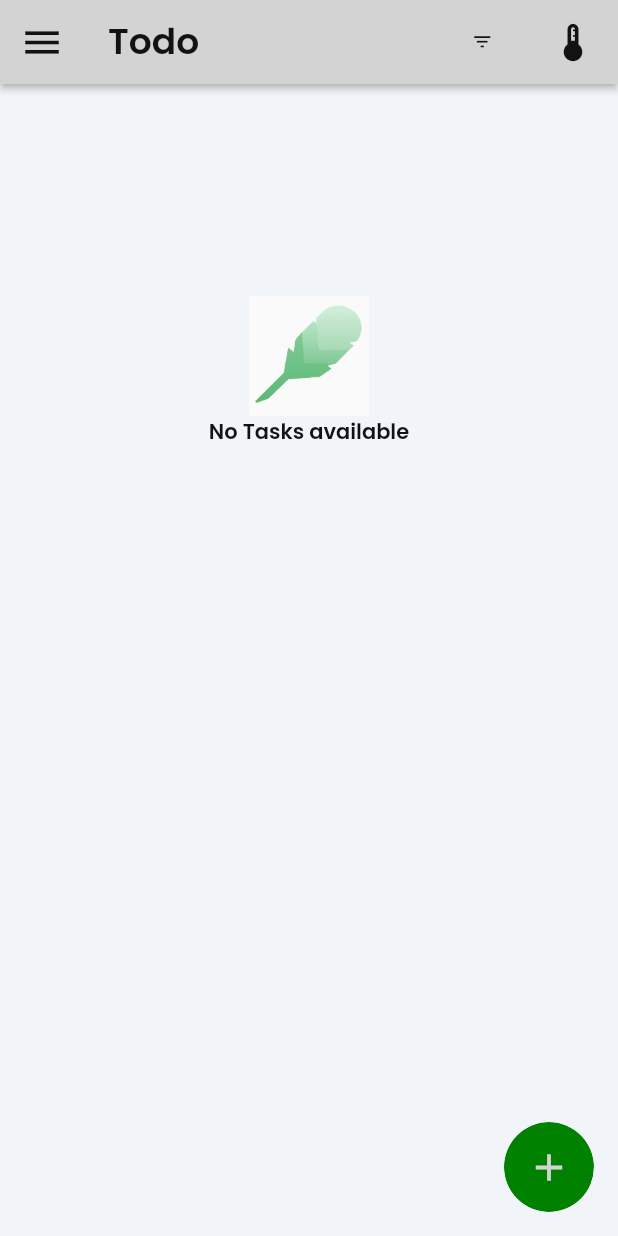
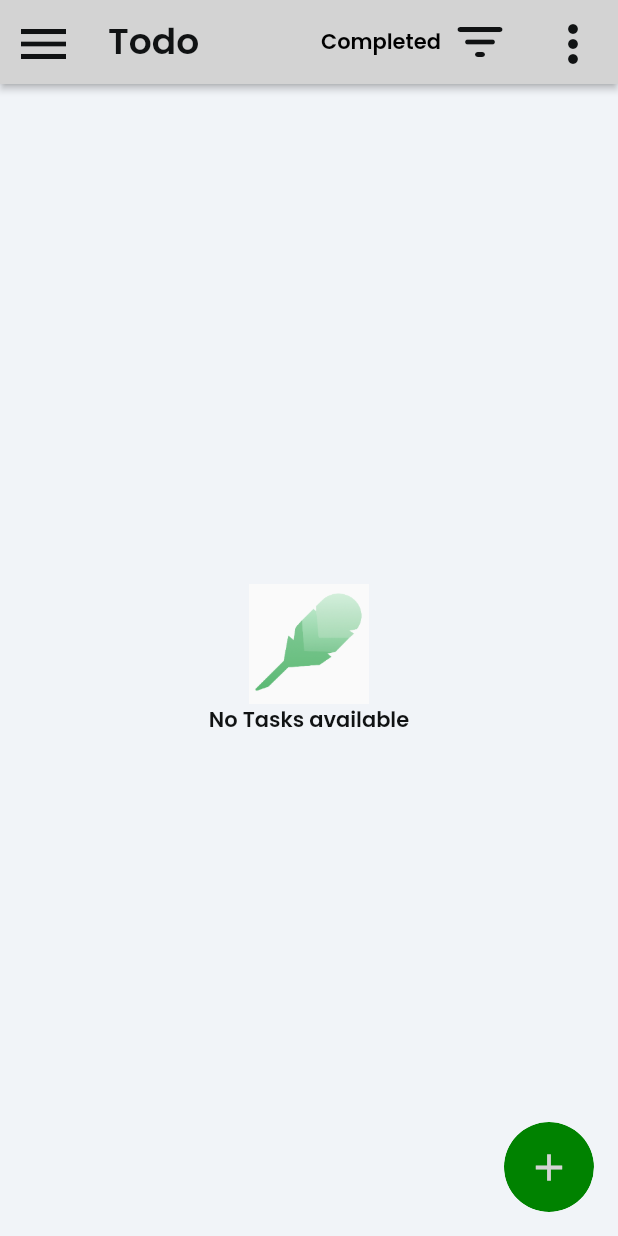
Before and after one commit to Anmoriso/TODOApp, a Flutter app: the screen it shows after launch, on a phone screen of 412 x 824 dp. Run offline on Flutter 3.47's test engine with Material 2 defaults, Android fonts, the phone set to English and light mode, and no system bars; our stand-ins replace auto_size_text, built_collection, built_value, cloud_firestore, firebase_core, font_awesome_flutter and 6 more; missing offline and left inert: json_path; accounts and stored records are empty.

```diff
--- a/lib/app_state.dart
+++ /dev/null
@@ -1,32 +0,0 @@
-import 'package:shared_preferences/shared_preferences.dart';
-import 'flutter_flow/lat_lng.dart';
-
-class FFAppState {
-  static final FFAppState _instance = FFAppState._internal();
-
-  factory FFAppState() {
-    return _instance;
-  }
-
-  FFAppState._internal() {
-    initializePersistedState();
-  }
-
-  Future initializePersistedState() async {
-    prefs = await SharedPreferences.getInstance();
-  }
-
-  late SharedPreferences prefs;
-
-  List<bool> checkedFilter = [true, false];
-}
-
-LatLng? _latLngFromString(String? val) {
-  if (val == null) {
-    return null;
-  }
-  final split = val.split(',');
-  final lat = double.parse(split.first);
-  final lng = double.parse(split.last);
-  return LatLng(lat, lng);
-}
--- a/lib/flutter_flow/flutter_flow_util.dart
+++ b/lib/flutter_flow/flutter_flow_util.dart
@@ -15,7 +15,6 @@ import 'lat_lng.dart';
 
 export 'lat_lng.dart';
 export 'place.dart';
-export '../app_state.dart';
 export 'dart:math' show min, max;
 export 'dart:convert' show jsonEncode, jsonDecode;
 export 'package:intl/intl.dart';
--- a/lib/home_page/home_page_widget.dart
+++ b/lib/home_page/home_page_widget.dart
@@ -103,6 +103,25 @@ class _HomePageWidgetState extends State<HomePageWidget> {
               ],
             ),
           ),
+          endDrawer: Drawer(
+            elevation: 16,
+            child: Column(
+              mainAxisSize: MainAxisSize.max,
+              children: [
+                Align(
+                  alignment: AlignmentDirectional(-0.85, 0.05),
+                  child: Padding(
+                    padding: EdgeInsetsDirectional.fromSTEB(8, 8, 8, 8),
+                    child: Text(
+                      'Clear Completed',
+                      textAlign: TextAlign.start,
+                      style: FlutterFlowTheme.of(context).bodyText1,
+                    ),
+                  ),
+                ),
+              ],
+            ),
+          ),
           appBar: AppBar(
             backgroundColor: Color(0xFFD3D3D3),
             automaticallyImplyLeading: false,
@@ -114,7 +133,7 @@ class _HomePageWidgetState extends State<HomePageWidget> {
               icon: Icon(
                 Icons.menu,
                 color: FlutterFlowTheme.of(context).primaryText,
-                size: 30,
+                size: 40,
               ),
               onPressed: () async {
                 scaffoldKey.currentState!.openDrawer();
@@ -128,39 +147,27 @@ class _HomePageWidgetState extends State<HomePageWidget> {
               Align(
                 alignment: AlignmentDirectional(0, 0),
                 child: FlutterFlowDropDown<String>(
+                  initialOption: dropDownValue ??= 'Completed',
                   options: ['All', 'Active', 'Completed'],
-                  onChanged: (val) async {
-                    setState(() => dropDownValue = val);
-                    if (dropDownValue == 'All') {
-                      setState(() => FFAppState().checkedFilter.add(false));
-                      setState(() => FFAppState().checkedFilter.add(true));
-                    } else {
-                      if (dropDownValue == 'Completed') {
-                        setState(() => FFAppState().checkedFilter = []);
-                        setState(() => FFAppState().checkedFilter.add(true));
-                      } else {
-                        setState(() => FFAppState().checkedFilter = []);
-                        setState(() => FFAppState().checkedFilter.add(false));
-                      }
-                    }
-                  },
-                  width: 70,
+                  onChanged: (val) => setState(() => dropDownValue = val),
+                  width: 150,
                   height: 60,
                   textStyle: FlutterFlowTheme.of(context).bodyText1.override(
                         fontFamily: 'Poppins',
                         color: Colors.black,
+                        fontSize: 14,
                       ),
                   icon: Icon(
                     Icons.filter_list_rounded,
                     color: FlutterFlowTheme.of(context).primaryText,
-                    size: 15,
+                    size: 40,
                   ),
                   fillColor: Color(0xFFD3D3D3),
                   elevation: 2,
                   borderColor: Colors.transparent,
                   borderWidth: 0,
                   borderRadius: 0,
-                  margin: EdgeInsetsDirectional.fromSTEB(12, 4, 23, 4),
+                  margin: EdgeInsetsDirectional.fromSTEB(12, 6, 12, 6),
                   hidesUnderline: true,
                 ),
               ),
@@ -170,9 +177,9 @@ class _HomePageWidgetState extends State<HomePageWidget> {
                 borderWidth: 1,
                 buttonSize: 60,
                 icon: Icon(
-                  Icons.thermostat_sharp,
+                  Icons.more_vert,
                   color: FlutterFlowTheme.of(context).primaryText,
-                  size: 30,
+                  size: 40,
                 ),
                 onPressed: () {
                   print('IconButton pressed ...');
@@ -189,7 +196,19 @@ class _HomePageWidgetState extends State<HomePageWidget> {
                 mainAxisSize: MainAxisSize.max,
                 mainAxisAlignment: MainAxisAlignment.center,
                 children: [
-                  if (homePageTasksRecordList.length != 0)
+                  if (homePageTasksRecordList
+                          .where((e) => () {
+                                if (dropDownValue == 'All') {
+                                  return (e != null);
+                                } else if (dropDownValue == 'Active') {
+                                  return !e.checked!;
+                                } else {
+                                  return e.checked!;
+                                }
+                              }())
+                          .toList()
+                          .length !=
+                      0)
                     Row(
                       mainAxisSize: MainAxisSize.max,
                       children: [
@@ -203,13 +222,18 @@ class _HomePageWidgetState extends State<HomePageWidget> {
                         ),
                       ],
                     ),
-                  if (homePageTasksRecordList.length != 0)
                   Builder(
                     builder: (context) {
                       final taskList = homePageTasksRecordList
-                            .where((e) => dropDownValue == 'Completed'
-                                ? (e != null)
-                                : e.checked!)
+                          .where((e) => () {
+                                if (dropDownValue == 'All') {
+                                  return (e != null);
+                                } else if (dropDownValue == 'Active') {
+                                  return !e.checked!;
+                                } else {
+                                  return e.checked!;
+                                }
+                              }())
                           .toList();
                       return ListView.builder(
                         padding: EdgeInsets.zero,
@@ -228,11 +252,10 @@ class _HomePageWidgetState extends State<HomePageWidget> {
                                   data: ThemeData(
                                     checkboxTheme: CheckboxThemeData(
                                       shape: RoundedRectangleBorder(
-                                          borderRadius:
-                                              BorderRadius.circular(0),
+                                        borderRadius: BorderRadius.circular(0),
                                       ),
                                     ),
-                                      unselectedWidgetColor: Color(0xFFF5F5F5),
+                                    unselectedWidgetColor: Color(0xFFD3D3D3),
                                   ),
                                   child: Checkbox(
                                     value: checkboxValueMap[taskListItem] ??=
@@ -287,7 +310,20 @@ class _HomePageWidgetState extends State<HomePageWidget> {
                       );
                     },
                   ),
-                  if (homePageTasksRecordList.length == 0)
+                  Spacer(),
+                  if (homePageTasksRecordList
+                          .where((e) => () {
+                                if (dropDownValue == 'All') {
+                                  return (e != null);
+                                } else if (dropDownValue == 'Active') {
+                                  return !e.checked!;
+                                } else {
+                                  return e.checked!;
+                                }
+                              }())
+                          .toList()
+                          .length ==
+                      0)
                     Expanded(
                       child: Column(
                         mainAxisSize: MainAxisSize.max,
--- a/lib/main.dart
+++ b/lib/main.dart
@@ -13,8 +13,6 @@ void main() async {
   WidgetsFlutterBinding.ensureInitialized();
   await Firebase.initializeApp();
   await FlutterFlowTheme.initialize();
-
-  FFAppState(); // Initialize FFAppState
 
   runApp(MyApp());
 }
```
Lines whose indentation alone changed are shown as unchanged.
